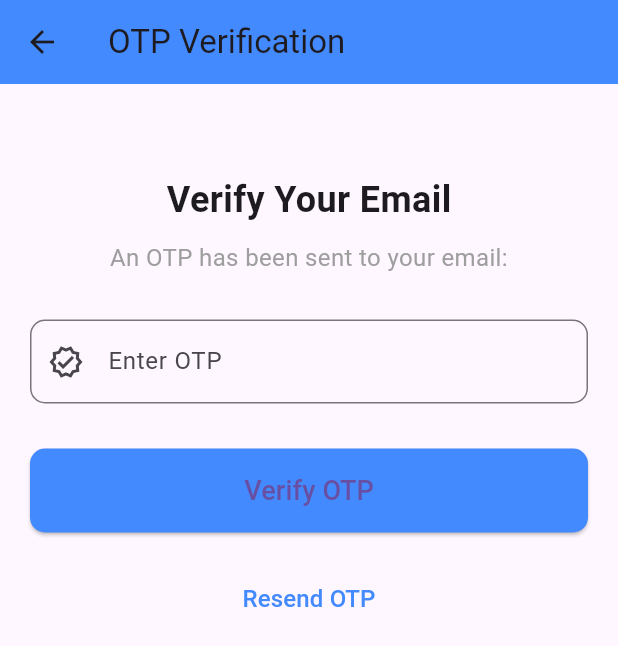
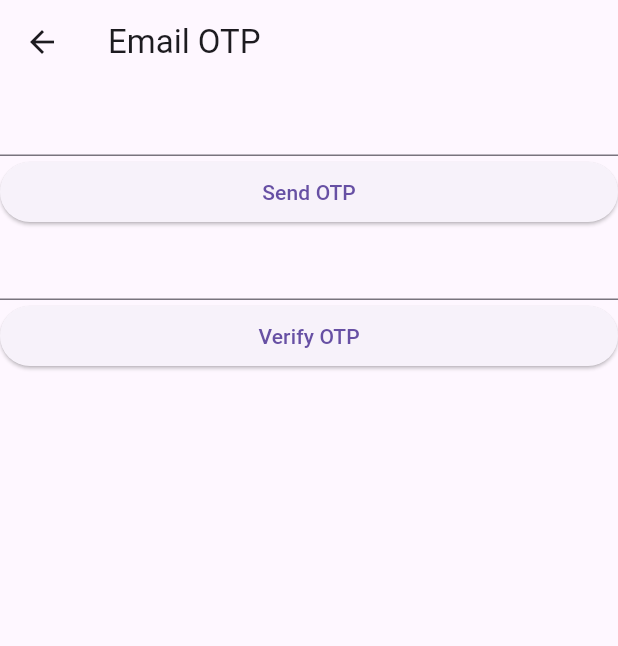
Before and after one commit to Gohxuann/FlutterApp, a Flutter app: the screen it shows after launch, after a tap on "Forget Password?", on a phone screen of 412 x 824 dp. Shown: the top 646 px of the screen. Run offline on Flutter 3.47's test engine with Material 3 defaults, Android fonts, the phone set to English and light mode, and no system bars; our stand-ins replace google_sign_in, lottie, shared_preferences; missing offline and left inert: email_otp.

Commit message:
email_otp

```diff
--- a/mymembership_app/lib/main.dart
+++ b/mymembership_app/lib/main.dart
@@ -1,7 +1,13 @@
+import 'package:email_otp/email_otp.dart';
 import 'package:flutter/material.dart';
 import 'package:mymembership_app/views/splash_screen.dart';
 
 void main() {
+  EmailOTP.config(
+    appName: 'MyApp',
+    otpType: OTPType.numeric,
+    emailTheme: EmailTheme.v4,
+  );
   runApp(const MyApp());
 }
 
--- a/mymembership_app/lib/views/emailotp_verify_screen.dart
+++ /dev/null
@@ -1,202 +0,0 @@
-import 'package:flutter/material.dart';
-import 'dart:convert';
-
-import 'package:flutter/material.dart';
-import 'package:google_sign_in/google_sign_in.dart';
-import 'package:mymembership_app/myconfig.dart';
-import 'package:mymembership_app/views/emailotp_verify_screen.dart';
-import 'package:mymembership_app/views/home_screen.dart';
-import 'package:shared_preferences/shared_preferences.dart';
-import 'package:http/http.dart' as http;
-import 'register_screen.dart';
-import 'package:email_auth/email_auth.dart';
-
-class EmailOtpVerificationPage extends StatefulWidget {
-  final String email;
-  const EmailOtpVerificationPage({super.key, required this.email});
-
-  @override
-  State<EmailOtpVerificationPage> createState() =>
-      _EmailOtpVerificationPageState();
-}
-
-class _EmailOtpVerificationPageState extends State<EmailOtpVerificationPage> {
-  final TextEditingController _otpController = TextEditingController();
-  bool _isLoading = false;
-
-  @override
-  void initState() {
-    super.initState();
-    sendOtp; // Send OTP when the page loads
-  }
-
-  @override
-  Widget build(BuildContext context) {
-    return Scaffold(
-      appBar: AppBar(
-        title: const Text('OTP Verification'),
-        backgroundColor: Colors.blueAccent,
-      ),
-      body: Stack(
-        children: [
-          SingleChildScrollView(
-            child: Padding(
-              padding: const EdgeInsets.all(20.0),
-              child: Column(
-                mainAxisAlignment: MainAxisAlignment.center,
-                crossAxisAlignment: CrossAxisAlignment.stretch,
-                children: [
-                  const SizedBox(height: 40),
-                  const Center(
-                    child: Text(
-                      'Verify Your Email',
-                      style: TextStyle(
-                        fontSize: 24,
-                        fontWeight: FontWeight.bold,
-                      ),
-                    ),
-                  ),
-                  const SizedBox(height: 10),
-                  Center(
-                    child: Text(
-                      'An OTP has been sent to your email: ${widget.email}',
-                      textAlign: TextAlign.center,
-                      style: const TextStyle(
-                        fontSize: 16,
-                        color: Colors.grey,
-                      ),
-                    ),
-                  ),
-                  const SizedBox(height: 30),
-                  TextField(
-                    controller: _otpController,
-                    keyboardType: TextInputType.number,
-                    decoration: InputDecoration(
-                      labelText: "Enter OTP",
-                      prefixIcon: const Icon(Icons.verified_outlined),
-                      border: OutlineInputBorder(
-                        borderRadius: BorderRadius.circular(10),
-                      ),
-                    ),
-                  ),
-                  const SizedBox(height: 30),
-                  ElevatedButton(
-                    onPressed: _isLoading ? null : _verifyOtp,
-                    style: ElevatedButton.styleFrom(
-                      backgroundColor: Colors.blueAccent,
-                      padding: const EdgeInsets.symmetric(vertical: 15),
-                      shape: RoundedRectangleBorder(
-                        borderRadius: BorderRadius.circular(10),
-                      ),
-                    ),
-                    child: Text(
-                      _isLoading ? 'Verifying...' : 'Verify OTP',
-                      style: const TextStyle(fontSize: 18),
-                    ),
-                  ),
-                  const SizedBox(height: 20),
-                  TextButton(
-                    onPressed: _isLoading ? null : sendOtp,
-                    child: const Text(
-                      'Resend OTP',
-                      style: TextStyle(
-                        fontSize: 16,
-                        color: Colors.blueAccent,
-                      ),
-                    ),
-                  ),
-                ],
-              ),
-            ),
-          ),
-          if (_isLoading)
-            Container(
-              color: Colors.black.withOpacity(0.5),
-              child: const Center(
-                child: CircularProgressIndicator(),
-              ),
-            ),
-        ],
-      ),
-    );
-  }
-
-  void sendOtp() async {
-    setState(() => _isLoading = true);
-    try {
-      EmailAuth emailAuth = EmailAuth(sessionName: "MyMembership");
-      bool res = await emailAuth.sendOtp(recipientMail: widget.email.trim());
-      if (res) {
-        ScaffoldMessenger.of(context).showSnackBar(
-          SnackBar(
-            content: Text("OTP Sent"),
-            backgroundColor: Colors.green,
-          ),
-        );
-      } else {
-        ScaffoldMessenger.of(context).showSnackBar(
-          SnackBar(
-            content: Text("We could not send the OTP"),
-            backgroundColor: Colors.red,
-          ),
-        );
-      }
-    } catch (e) {
-      ScaffoldMessenger.of(context).showSnackBar(
-        SnackBar(
-          content: Text("Error sending OTP: $e"),
-          backgroundColor: Colors.red,
-        ),
-      );
-    } finally {
-      setState(() => _isLoading = false);
-    }
-  }
-
-  void _verifyOtp() async {
-    String enteredOtp = _otpController.text;
-    if (enteredOtp.isEmpty) {
-      ScaffoldMessenger.of(context).showSnackBar(
-        SnackBar(
-          content: Text("Please enter the OTP"),
-          backgroundColor: Colors.red,
-        ),
-      );
-      return;
-    }
-
-    setState(() => _isLoading = true);
-    try {
-      EmailAuth emailAuth = EmailAuth(sessionName: "MyMembership");
-      bool res = emailAuth.validateOtp(
-        recipientMail: widget.email.trim(),
-        userOtp: enteredOtp.trim(),
-      );
-      if (res) {
-        ScaffoldMessenger.of(context).showSnackBar(
-          SnackBar(
-            content: Text("OTP Verification Successful"),
-            backgroundColor: Colors.green,
-          ),
-        );
-        Navigator.of(context).pop();
-      } else {
-        ScaffoldMessenger.of(context).showSnackBar(
-          SnackBar(
-            content: Text("Invalid OTP"),
-            backgroundColor: Colors.red,
-          ),
-        );
-      }
-    } catch (e) {
-      ScaffoldMessenger.of(context).showSnackBar(
-        SnackBar(
-          content: Text("OTP Verification Failed: $e"),
-          backgroundColor: Colors.red,
-        ),
-      );
-    } finally {
-      setState(() => _isLoading = false);
-    }
-  }
-}
--- a/mymembership_app/lib/views/login_screen.dart
+++ b/mymembership_app/lib/views/login_screen.dart
@@ -2,9 +2,10 @@ import 'dart:convert';
 
 import 'package:flutter/material.dart';
 import 'package:google_sign_in/google_sign_in.dart';
+import 'package:mymembership_app/main.dart';
 import 'package:mymembership_app/myconfig.dart';
-import 'package:mymembership_app/views/emailotp_verify_screen.dart';
 import 'package:mymembership_app/views/home_screen.dart';
+import 'package:mymembership_app/views/otp_screen.dart';
 import 'package:shared_preferences/shared_preferences.dart';
 import 'package:http/http.dart' as http;
 import 'register_screen.dart';
@@ -183,8 +184,7 @@ class _LoginScreenState extends State<LoginScreen> {
                           Navigator.push(
                             context,
                             MaterialPageRoute(
-                              builder: (context) => EmailOtpVerificationPage(
-                                  email: emailcontroller.text),
+                              builder: (context) => OtpScreen(),
                             ),
                           );
                         },
@@ -295,28 +295,6 @@ class _LoginScreenState extends State<LoginScreen> {
     );
   }
 
-  // signInWithGoogle() async {
-  //   GoogleSignInAccount? googleUser = await GoogleSignIn().signIn();
-  //   GoogleSignInAuthentication? googleAuth = await googleUser?.authentication;
-
-  //   // Define credential as `final`
-  //   final credential = GoogleAuthProvider.credential(
-  //     accessToken: googleAuth?.accessToken,
-  //     idToken: googleAuth?.idToken,
-  //   );
-
-  //   // Sign in with the credential
-  //   UserCredential userCredential =
-  //       await FirebaseAuth.instance.signInWithCredential(credential);
-  //   print(userCredential.user?.displayName);
-
-  //   if (userCredential.user != null) {
-  //     Navigator.of(context).push(MaterialPageRoute(builder: (context) {
-  //       return const HomeScreen();
-  //     }));
-  //   }
-  // }
-
   void onLogin() async {
     //print("Login button pressed");
     String email = emailcontroller.text;
@@ -343,6 +321,7 @@ class _LoginScreenState extends State<LoginScreen> {
             content: Text("Login Success"),
             backgroundColor: Colors.green,
           ));
+
           Navigator.pushReplacement(
             context,
             MaterialPageRoute(builder: (content) => const HomeScreen()),
--- /dev/null
+++ b/mymembership_app/lib/views/otp_screen.dart
@@ -0,0 +1,42 @@
+import 'package:email_otp/email_otp.dart';
+import 'package:flutter/material.dart';
+
+class OtpScreen extends StatefulWidget {
+  const OtpScreen({super.key});
+
+  @override
+  State<OtpScreen> createState() => _OtpScreenState();
+}
+
+class _OtpScreenState extends State<OtpScreen> {
+  @override
+  Widget build(BuildContext context) {
+    TextEditingController emailController = TextEditingController();
+    TextEditingController otpController = TextEditingController();
+    return Scaffold(
+      appBar: AppBar(title: const Text('Email OTP')),
+      body: ListView(
+        children: [
+          TextFormField(controller: emailController),
+          ElevatedButton(
+            onPressed: () async {
+              if (await EmailOTP.sendOTP(email: emailController.text)) {
+                ScaffoldMessenger.of(context).showSnackBar(
+                    const SnackBar(content: Text("OTP has been sent")));
+              } else {
+                ScaffoldMessenger.of(context).showSnackBar(
+                    const SnackBar(content: Text("OTP failed sent")));
+              }
+            },
+            child: const Text('Send OTP'),
+          ),
+          TextFormField(controller: otpController),
+          ElevatedButton(
+            onPressed: () => EmailOTP.verifyOTP(otp: otpController.text),
+            child: const Text('Verify OTP'),
+          ),
+        ],
+      ),
+    );
+  }
+}
--- a/mymembership_app/pubspec.yaml
+++ b/mymembership_app/pubspec.yaml
@@ -44,6 +44,7 @@ dependencies:
   http: ^1.2.2
   firebase_core: ^3.6.0
   email_auth: ^2.0.0
+  email_otp: ^3.0.2
 
 flutter_native_splash:
   color: "#FFFFFFFF"
```
Also changed, not shown: mymembership_app/lib/views/register_screen.dart (+42 -17 lines), mymembership_app/pubspec.lock.
